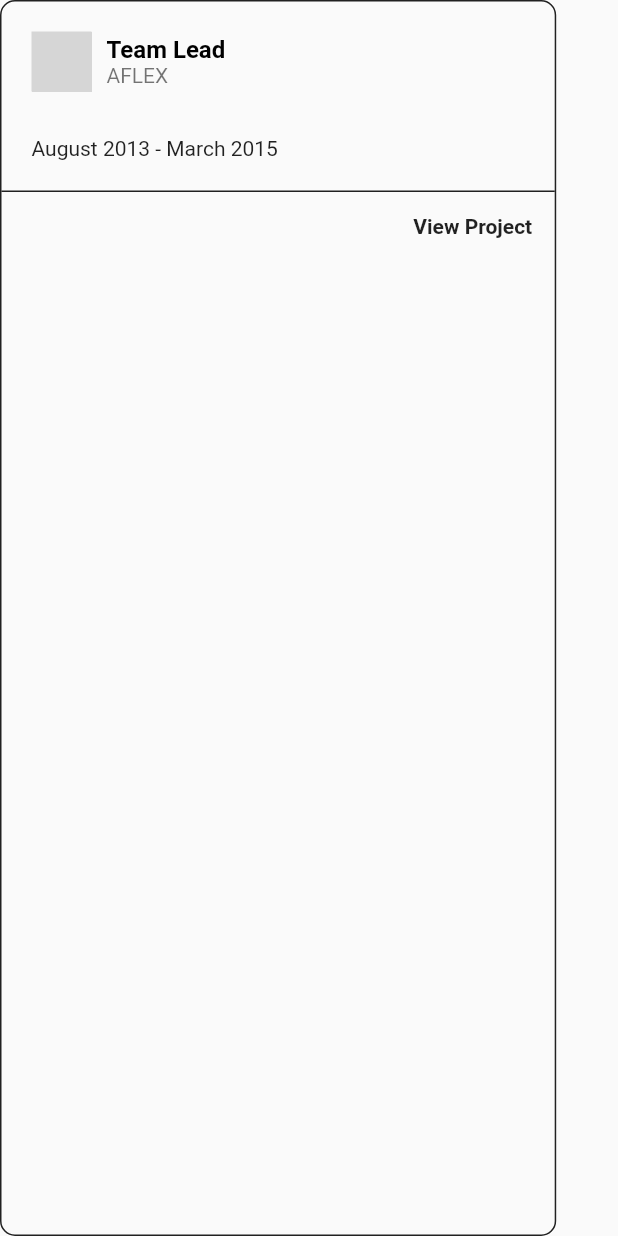
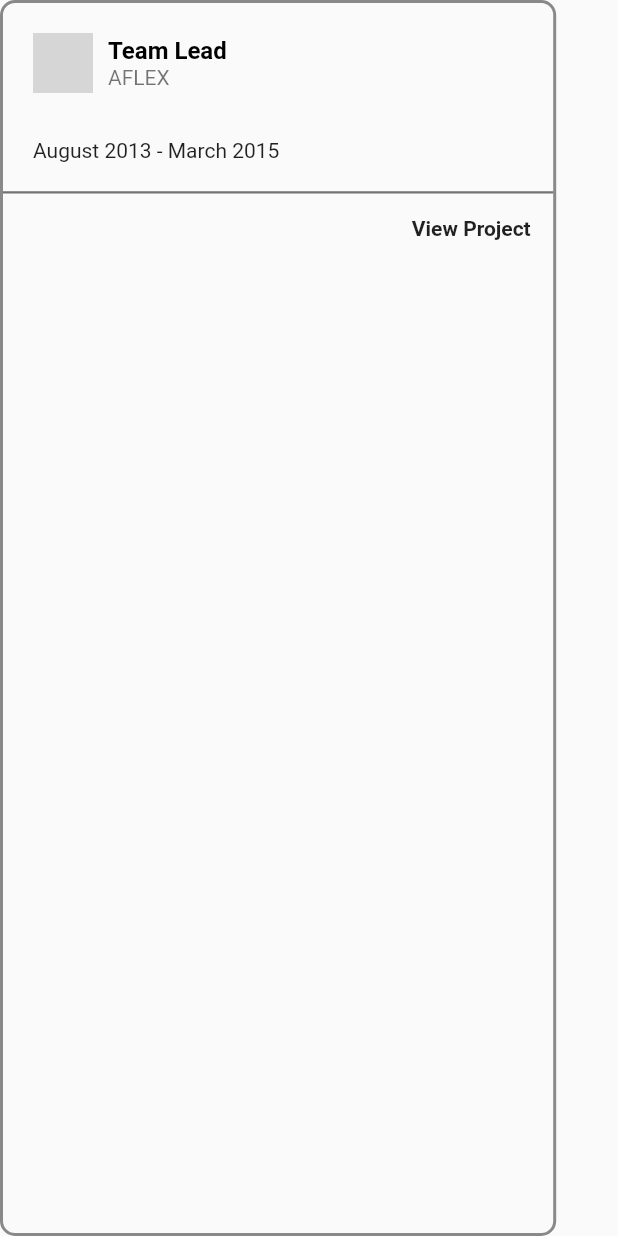
Before and after one commit to sufidu/portfolio_template_ui, a Flutter app: the ProjectWidget widget shown alone on an empty page, opened directly, on a phone screen of 412 x 824 dp. Run offline on Flutter 3.47's test engine with Material 2 defaults, Android fonts, the phone set to English and light mode, and no system bars; our stand-ins replace flutter_svg; network calls fail; grey boxes are pictures that could not be loaded.

Commit message:
Changed border color.

```diff
--- a/lib/screens/home/project_widget.dart
+++ b/lib/screens/home/project_widget.dart
@@ -16,9 +16,20 @@ class ProjectWidget extends StatelessWidget {
   Widget build(BuildContext context) {
     double screenWidth = MediaQuery.of(context).size.width;
     return Container(
-      width: screenWidth < 750 ? screenWidth * 0.9 : screenWidth < 850 ? 400 :  screenWidth < 1200 ? 360 :  screenWidth < 1400 ? screenWidth * 0.3 : screenWidth * 0.35,
+      width: screenWidth < 750
+          ? screenWidth * 0.9
+          : screenWidth < 850
+              ? 400
+              : screenWidth < 1200
+                  ? 360
+                  : screenWidth < 1400
+                      ? screenWidth * 0.3
+                      : screenWidth * 0.35,
       decoration: BoxDecoration(
-        border: Border.all(color: Colors.black87),
+        border: Border.all(
+          color: Colors.black45,
+          width: 2.0,
+        ),
         borderRadius: BorderRadius.circular(10),
       ),
       child: Column(
@@ -69,8 +80,8 @@ class ProjectWidget extends StatelessWidget {
           ),
           const Divider(
             height: 1,
-            thickness: 1,
-            color: Colors.black87,
+            thickness: 1.5,
+            color: Colors.black54,
           ),
           Container(
             alignment: Alignment.centerRight,
```
Also changed, not shown: lib/screens/home/locatioin_widget.dart (+10 -6 lines).
